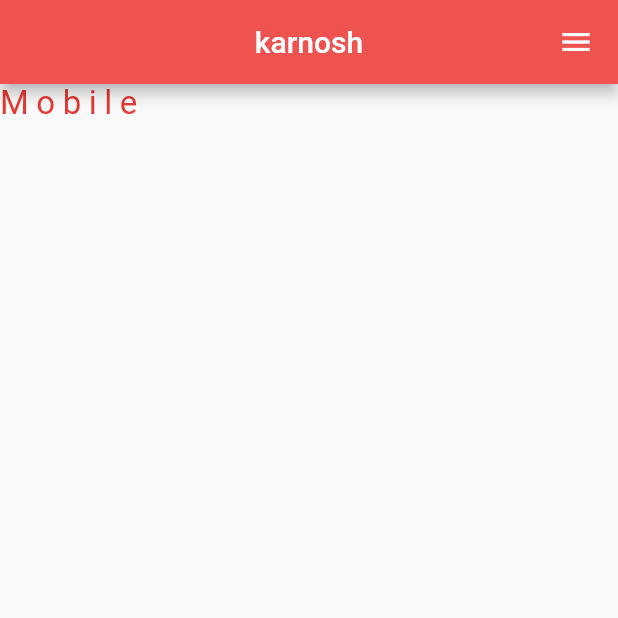
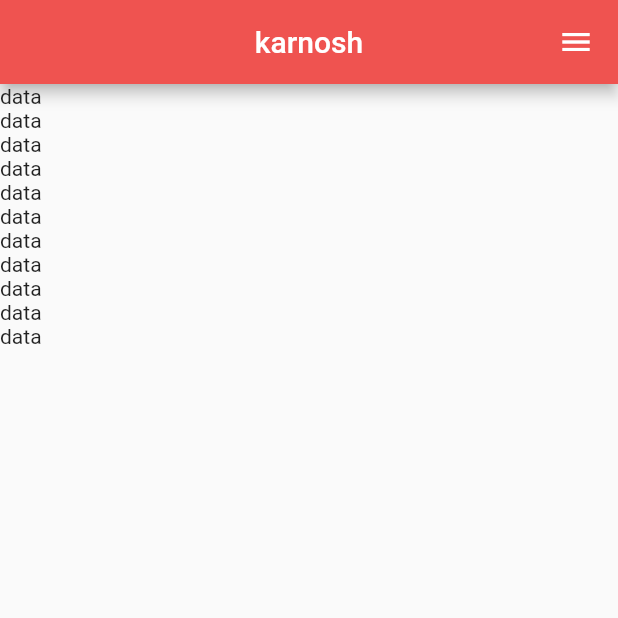
Before and after one commit to mohamad4420/karnoshFlutter, a Flutter app: the screen it shows after launch, on a phone screen of 412 x 824 dp, the top half of it. Run offline on Flutter 3.47's test engine with Material 2 defaults, Android fonts, the light colour scheme and no system bars; our stand-ins replace carousel_slider.

Commit message:
add some thing for body

```diff
--- a/lib/src/body.dart
+++ b/lib/src/body.dart
@@ -1,17 +1,33 @@
 import 'package:flutter/material.dart';
-import 'package:karnoshflutter/main.dart';
+import 'package:carousel_slider/carousel_slider.dart';
+
+final List<String> imgList = [
+  'https://images.unsplash.com/photo-1520342868574-5fa3804e551c?ixlib=rb-0.3.5&ixid=eyJhcHBfaWQiOjEyMDd9&s=6ff92caffcdd63681a35134a6770ed3b&auto=format&fit=crop&w=1951&q=80',
+  'https://images.unsplash.com/photo-1522205408450-add114ad53fe?ixlib=rb-0.3.5&ixid=eyJhcHBfaWQiOjEyMDd9&s=368f45b0888aeb0b7b08e3a1084d3ede&auto=format&fit=crop&w=1950&q=80',
+  'https://images.unsplash.com/photo-1519125323398-675f0ddb6308?ixlib=rb-0.3.5&ixid=eyJhcHBfaWQiOjEyMDd9&s=94a1e718d89ca60a6337a6008341ca50&auto=format&fit=crop&w=1950&q=80',
+  'https://images.unsplash.com/photo-1523205771623-e0faa4d2813d?ixlib=rb-0.3.5&ixid=eyJhcHBfaWQiOjEyMDd9&s=89719a0d55dd05e2deae4120227e6efc&auto=format&fit=crop&w=1953&q=80',
+  'https://images.unsplash.com/photo-1508704019882-f9cf40e475b4?ixlib=rb-0.3.5&ixid=eyJhcHBfaWQiOjEyMDd9&s=8c6e5e3aba713b17aa1fe71ab4f0ae5b&auto=format&fit=crop&w=1352&q=80',
+  'https://images.unsplash.com/photo-1519985176271-adb1088fa94c?ixlib=rb-0.3.5&ixid=eyJhcHBfaWQiOjEyMDd9&s=a0c8d632e977f94e5d312d9893258f59&auto=format&fit=crop&w=1355&q=80'
+];
+final themeMode = ValueNotifier(2);
 
 class Mybody extends StatelessWidget {
   Widget build(BuildContext context) {
-    String device = getDeviceType(mediaQueryData);
     return Container(
-      child: Text(device,
-          style: TextStyle(
-            fontSize: 22,
-            color: Colors.red[600],
-            letterSpacing: 5,
-            wordSpacing: 15,
-          )),
-    );
+        child: Column(
+      children: [
+        Text("data"),
+        Text("data"),
+        Text("data"),
+        Text("data"),
+        Text("data"),
+        Text("data"),
+        Text("data"),
+        Text("data"),
+        Text("data"),
+        Text("data"),
+        Text("data"),
+      ],
+    ));
   }
 }
--- a/pubspec.yaml
+++ b/pubspec.yaml
@@ -1,5 +1,5 @@
-name: karnoshflutter
-description: A new Flutter project.
+name: karnosh
+description: تشغيل ومشاهده جميع الافلام والبرامج التلفزيونيه
 
 # The following line prevents the package from being accidentally published to
 # pub.dev using `pub publish`. This is preferred for private packages.
@@ -28,6 +28,7 @@ dependencies:
   # The following adds the Cupertino Icons font to your application.
   # Use with the CupertinoIcons class for iOS style icons.
   cupertino_icons: ^1.0.2
+  carousel_slider: ^4.0.0
 
 dev_dependencies:
   flutter_test:
```
Also changed, not shown: lib/src/DrowerHome.dart (+32 -1 lines), pubspec.lock.
